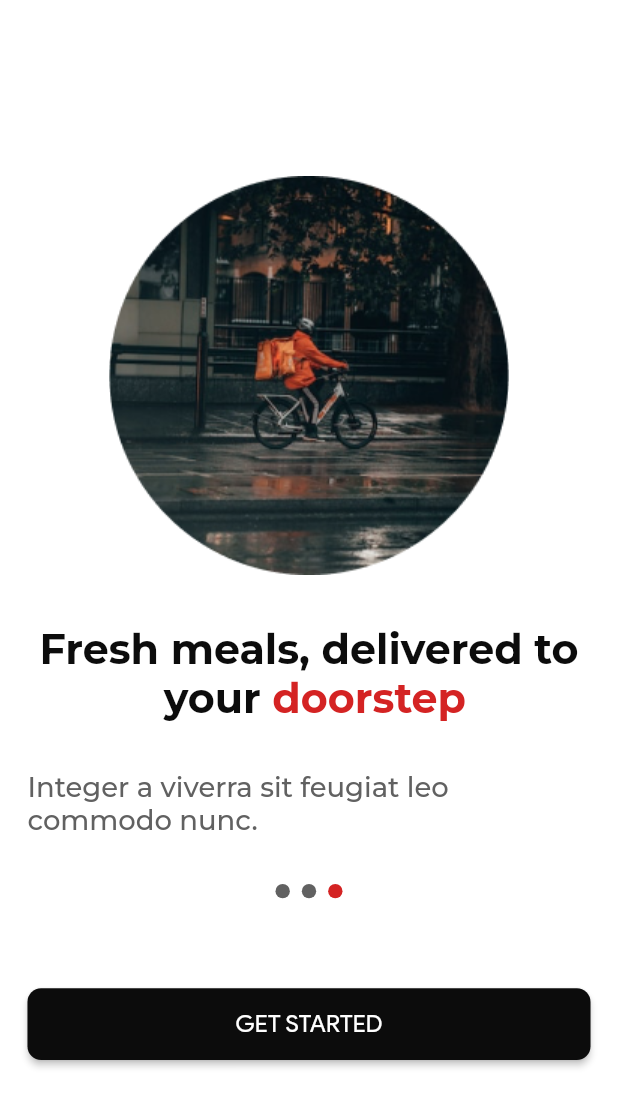
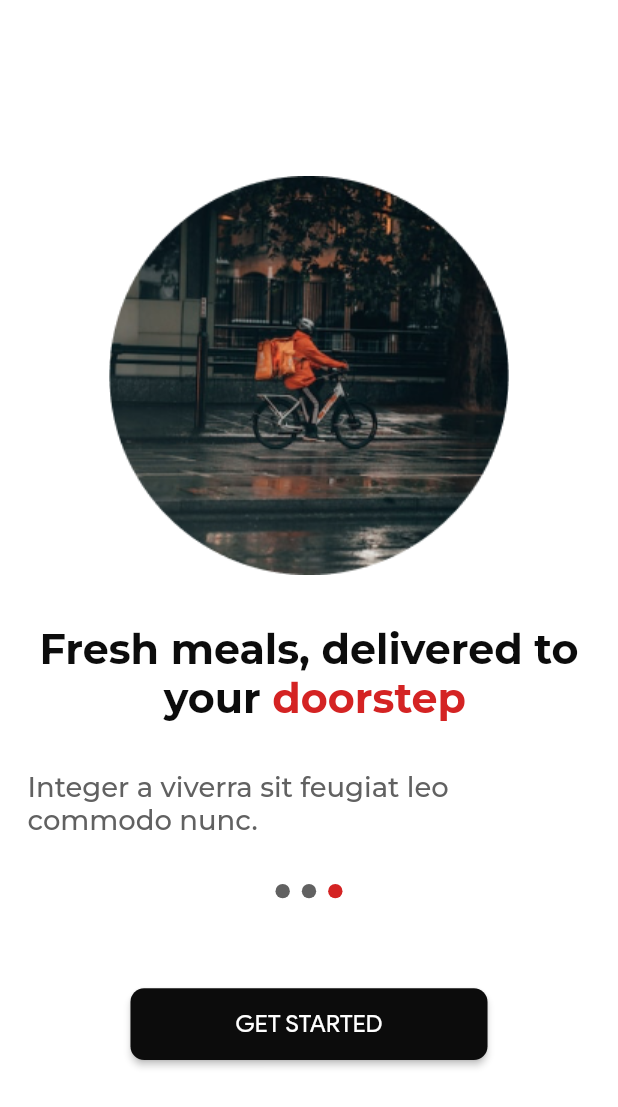
Before and after one commit to lezzycan/Foodie, a Flutter app: the screen it shows after launch, swiped to page 3, on a phone screen of 412 x 824 dp. Shown: the top 1107 px of the screen. Run offline on Flutter 3.47's test engine with Material 2 defaults, Android fonts, the phone set to English and light mode, and no system bars; drawn by our look-alikes of smooth_page_indicator; our stand-ins replace flutter_screenutil, flutter_svg, google_fonts, stacked, stacked_services, stacked_shared.

Commit message:
onboarding page implemented

```diff
--- a/lib/ui/shared/dubm_widgets/custom_button.dart
+++ b/lib/ui/shared/dubm_widgets/custom_button.dart
@@ -7,18 +7,19 @@ class CustomButton extends StatelessWidget {
       required this.onPressed,
       required this.text,
       this.height,
-      this.color});
+      this.color, this.width});
 
   final Function()? onPressed;
   final String text;
   final double? height;
   final Color? color;
+  final double? width;
   @override
   Widget build(BuildContext context) {
     final colorScheme = Theme.of(context).colorScheme;
     return SizedBox(
       height: height ?? 40.h,
-      width: double.infinity,
+      width: width ?? double.infinity,
       child: ElevatedButton(
         onPressed: onPressed,
         style: ElevatedButton.styleFrom(
--- a/lib/ui/views/onboarding/onboarding_view.dart
+++ b/lib/ui/views/onboarding/onboarding_view.dart
@@ -74,10 +74,13 @@ class OnboardingView extends StackedView<OnboardingViewModel> {
                               dotWidth: 8.h)),
                       const FHSpacing.xxLargeHeight(),
                       viewModel.currentIndex == viewModel.contents.length - 1
-                          ? CustomButton(
-                              color: colorScheme.secondary,
-                              onPressed: () {},
-                              text: 'GET STARTED',
+                          ? Padding(
+                              padding: EdgeInsets.symmetric(horizontal: 60.w),
+                              child: CustomButton(
+                                color: colorScheme.secondary,
+                                onPressed: () {},
+                                text: 'GET STARTED',
+                              ),
                             )
                           : Row(
                               children: [
```
